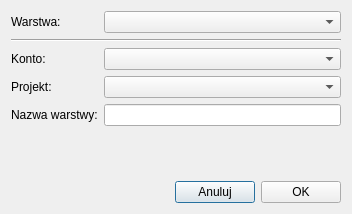
This is dialogs/import_dialog.ui in gis-support/DIVI-QGIS-Plugin as Qt 5 draws it before an edit. The edited form follows.
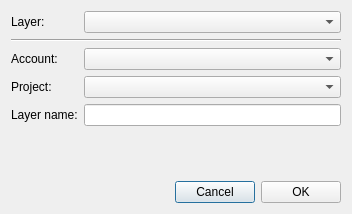
This is the edited form.

The edit to the form file:
```diff
--- a/dialogs/import_dialog.ui
+++ b/dialogs/import_dialog.ui
@@ -19,7 +19,7 @@
      <item row="0" column="0">
       <widget class="QLabel" name="label">
        <property name="text">
-        <string>Warstwa:</string>
+        <string>Layer:</string>
        </property>
       </widget>
      </item>
@@ -36,7 +36,7 @@
      <item row="2" column="0">
       <widget class="QLabel" name="label_2">
        <property name="text">
-        <string>Konto:</string>
+        <string>Account:</string>
        </property>
       </widget>
      </item>
@@ -46,7 +46,7 @@
      <item row="3" column="0">
       <widget class="QLabel" name="label_3">
        <property name="text">
-        <string>Projekt:</string>
+        <string>Project:</string>
        </property>
       </widget>
      </item>
@@ -56,7 +56,7 @@
      <item row="4" column="0">
       <widget class="QLabel" name="label_4">
        <property name="text">
-        <string>Nazwa warstwy:</string>
+        <string>Layer name:</string>
        </property>
       </widget>
      </item>
@@ -96,7 +96,7 @@
      <item>
       <widget class="QPushButton" name="btnCancel">
        <property name="text">
-        <string>Anuluj</string>
+        <string>Cancel</string>
        </property>
       </widget>
      </item>
```
Left out of the diff: 3 changed lines with no effect on the pictures.
